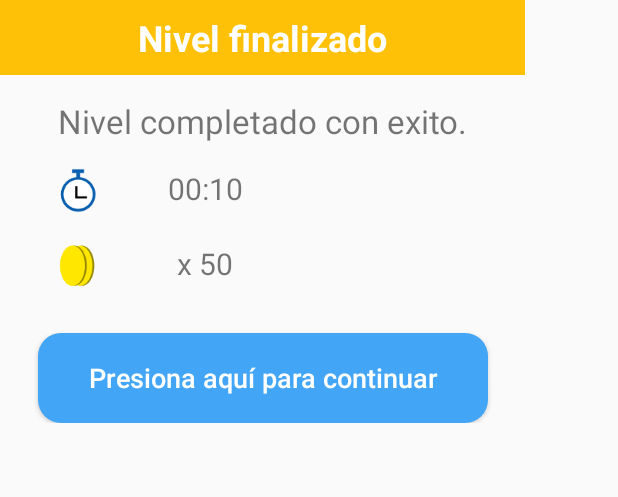
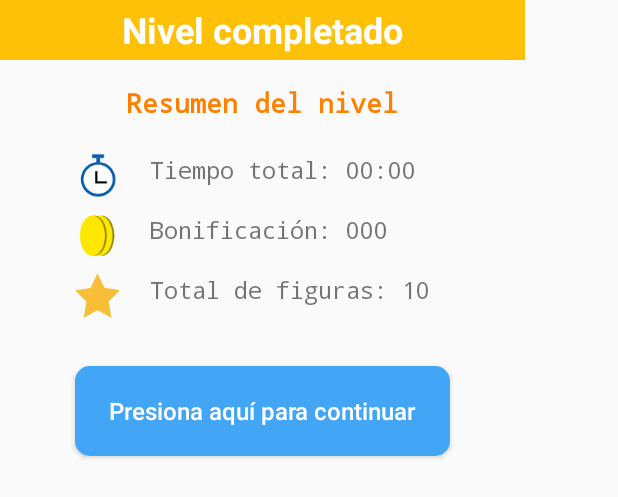
Before and after one commit to RodolfoZamora999/Figuritas, an Android app: the layout statistics_level_dialog.xml on its own in the app's theme, with its tools: preview values and no code run, on a phone screen of 412 x 824 dp. Shown: the top 497 px of the screen. Run offline under Robolectric (Android 15) with nearby library versions, the phone set to English and light mode, and no system bars.

Commit message:
Más avances  *Se ha mejorado un poco la interfaz gráfia  *Se agrego el cambio de nivel cuando finaliza el anterior  *Otros agregados...o

```diff
--- a/app/src/main/res/drawable/background_button_cancel.xml
+++ b/app/src/main/res/drawable/background_button_cancel.xml
@@ -2,7 +2,7 @@
 <selector xmlns:android="http://schemas.android.com/apk/res/android">
 <item>
     <shape>
-        <solid android:color="#EC407A"/>
+        <solid android:color="#EF5350"/>
         <corners android:radius="40dp"/>
     </shape>
 </item>
--- a/app/src/main/res/drawable/ic_background.xml
+++ b/app/src/main/res/drawable/ic_background.xml
@@ -6,7 +6,7 @@
   <path
       android:pathData="M0,0h1920v1080h-1920z"
       android:strokeWidth="2.50023007"
-      android:fillColor="#ffffff"/>
+      android:fillColor="#FFFFFF"/>
   <path
       android:pathData="M302.5,0V1080"
       android:strokeLineJoin="miter"
--- a/app/src/main/res/layout/activity_level.xml
+++ b/app/src/main/res/layout/activity_level.xml
@@ -7,12 +7,12 @@
     tools:context=".iu.levels.LevelActivity">
 
     <fragment
-        android:id="@+id/fragment3"
+        android:id="@+id/fragmentHostLevels"
         android:name="androidx.navigation.fragment.NavHostFragment"
         android:layout_width="match_parent"
         android:layout_height="match_parent"
         app:defaultNavHost="true"
-        app:navGraph="@navigation/level_1_nav"
+        app:navGraph="@navigation/levels_nav"
         tools:layout_editor_absoluteX="217dp"
         tools:layout_editor_absoluteY="179dp" />
 </androidx.constraintlayout.widget.ConstraintLayout>
--- a/app/src/main/res/layout/statistics_level_dialog.xml
+++ b/app/src/main/res/layout/statistics_level_dialog.xml
@@ -6,12 +6,12 @@
     android:layout_height="wrap_content">
 
     <TextView
-        android:id="@+id/textView4"
+        android:id="@+id/txtTitleDialog"
         android:layout_width="350dp"
-        android:layout_height="50dp"
+        android:layout_height="40dp"
         android:background="@color/AMBER"
         android:gravity="center"
-        android:text="Nivel finalizado"
+        android:text="@string/nivel_completado"
         android:textAlignment="center"
         android:textColor="@color/white"
         android:textSize="24sp"
@@ -25,30 +25,31 @@
         android:layout_width="30dp"
         android:layout_height="30dp"
         android:layout_marginTop="16dp"
-        app:layout_constraintEnd_toEndOf="@+id/textView4"
-        app:layout_constraintHorizontal_bias="0.115"
-        app:layout_constraintStart_toStartOf="@+id/textView4"
+        app:layout_constraintEnd_toEndOf="@+id/txtTitleDialog"
+        app:layout_constraintHorizontal_bias="0.156"
+        app:layout_constraintStart_toStartOf="@+id/txtTitleDialog"
         app:layout_constraintTop_toBottomOf="@+id/textView7"
         app:srcCompat="@drawable/ic_timer" />
 
     <TextView
-        android:id="@+id/textView5"
-        android:layout_width="100dp"
+        android:id="@+id/txtTimerDialog"
+        android:layout_width="200dp"
         android:layout_height="30dp"
         android:layout_marginStart="20dp"
-        android:text="00:10"
-        android:textAlignment="center"
-        android:textSize="20sp"
+        android:textSize="16sp"
+        android:textAlignment="viewStart"
+        android:fontFamily="monospace"
         app:layout_constraintBottom_toBottomOf="@+id/imageView2"
         app:layout_constraintStart_toEndOf="@+id/imageView2"
         app:layout_constraintTop_toTopOf="@+id/imageView2"
-        app:layout_constraintVertical_bias="0.516" />
+        app:layout_constraintVertical_bias="0.516"
+        tools:text="Tiempo total: 00:00"/>
 
     <ImageView
         android:id="@+id/imageView3"
         android:layout_width="30dp"
         android:layout_height="30dp"
-        android:layout_marginTop="20dp"
+        android:layout_marginTop="10dp"
         app:layout_constraintEnd_toEndOf="@+id/imageView2"
         app:layout_constraintHorizontal_bias="0.0"
         app:layout_constraintStart_toStartOf="@+id/imageView2"
@@ -56,44 +57,74 @@
         app:srcCompat="@drawable/ic_monedas" />
 
     <TextView
-        android:id="@+id/textView6"
-        android:layout_width="100dp"
+        android:id="@+id/txtBonusDialog"
+        android:layout_width="200dp"
         android:layout_height="30dp"
         android:layout_marginStart="20dp"
-        android:text="x 50"
-        android:textAlignment="center"
-        android:textSize="20sp"
+        android:textSize="16sp"
+        android:fontFamily="monospace"
+        android:textAlignment="viewStart"
         app:layout_constraintBottom_toBottomOf="@+id/imageView3"
         app:layout_constraintStart_toEndOf="@+id/imageView3"
         app:layout_constraintTop_toTopOf="@+id/imageView3"
-        app:layout_constraintVertical_bias="0.516" />
+        app:layout_constraintVertical_bias="0.516"
+        tools:text="Bonificación: 000"/>
 
     <Button
-        android:id="@+id/button"
-        android:layout_width="300dp"
+        android:id="@+id/btnNextLevelDialog"
+        android:layout_width="250dp"
         android:layout_height="60dp"
-        android:layout_marginTop="172dp"
-        android:background="@drawable/button_background_circle"
+        android:layout_marginTop="204dp"
+        android:layout_marginBottom="25dp"
         android:backgroundTint="#42A5F5"
+        android:background="@drawable/background_button"
         android:text="Presiona aquí para continuar"
         android:textAllCaps="false"
         android:textColor="@color/white"
-        android:textSize="18sp"
-        app:layout_constraintEnd_toEndOf="@+id/textView4"
-        app:layout_constraintStart_toStartOf="@+id/textView4"
-        app:layout_constraintTop_toBottomOf="@+id/textView4" />
+        android:textSize="16sp"
+        app:layout_constraintBottom_toBottomOf="parent"
+        app:layout_constraintEnd_toEndOf="@+id/txtTitleDialog"
+        app:layout_constraintStart_toStartOf="@+id/txtTitleDialog"
+        app:layout_constraintTop_toBottomOf="@+id/txtTitleDialog" />
 
     <TextView
         android:id="@+id/textView7"
         android:layout_width="350dp"
         android:layout_height="30dp"
         android:layout_marginTop="16dp"
-        android:text="Nivel completado con exito."
+        android:text="@string/resumen_nivel"
+        android:fontFamily="monospace"
+        android:textStyle="bold"
         android:textAlignment="center"
-        android:textSize="22sp"
-        app:layout_constraintEnd_toEndOf="@+id/textView4"
+        android:textSize="18sp"
+        android:textColor="@color/ORANGE"
+        app:layout_constraintEnd_toEndOf="@+id/txtTitleDialog"
         app:layout_constraintHorizontal_bias="0.0"
-        app:layout_constraintStart_toStartOf="@+id/textView4"
-        app:layout_constraintTop_toBottomOf="@+id/textView4" />
+        app:layout_constraintStart_toStartOf="@+id/txtTitleDialog"
+        app:layout_constraintTop_toBottomOf="@+id/txtTitleDialog" />
+
+    <ImageView
+        android:id="@+id/imageView4"
+        android:layout_width="30dp"
+        android:layout_height="30dp"
+        android:layout_marginTop="10dp"
+        app:layout_constraintEnd_toEndOf="@+id/imageView3"
+        app:layout_constraintStart_toStartOf="@+id/imageView3"
+        app:layout_constraintTop_toBottomOf="@+id/imageView3"
+        app:srcCompat="@drawable/ic_star" />
+
+    <TextView
+        android:id="@+id/txtShapesCountDialog"
+        android:layout_width="200dp"
+        android:layout_height="30dp"
+        android:layout_marginStart="20dp"
+        android:textSize="16sp"
+        android:fontFamily="monospace"
+        android:textAlignment="viewStart"
+        app:layout_constraintBottom_toBottomOf="@+id/imageView4"
+        app:layout_constraintStart_toEndOf="@+id/imageView4"
+        app:layout_constraintTop_toTopOf="@+id/imageView4"
+        app:layout_constraintVertical_bias="0.0"
+        tools:text="Total de figuras: 10"/>
 
 </androidx.constraintlayout.widget.ConstraintLayout>
--- a/app/src/main/res/values/strings.xml
+++ b/app/src/main/res/values/strings.xml
@@ -27,7 +27,7 @@
 
     <!--Level Activity-->
     <string name="bonus_default">x0</string>
-    <string name="time_default">3:00</string>
+    <string name="time_default">00:00</string>
 
     <!--Init Config-->
     <string name="seleccionar_color">Selecciona un color</string>
@@ -58,5 +58,12 @@
     <string name="confirmacion_salir">¿Seguro que quiere salir?</string>
     <string name="cancelar">Cancelar</string>
     <string name="message_exit_config">"Todos los cambios hechos sin guardar serán ignorados al salir "</string>
+    <string name="nivel_completado">Nivel completado</string>
+    <string name="tiempo_total">Tiempo total</string>
+    <string name="bonus_obtenido">Bonificación</string>
+    <string name="total_figuras">Total de figuras</string>
+    <string name="resumen_nivel">Resumen del nivel</string>
+    <!-- TODO: Remove or change this placeholder text -->
+    <string name="hello_blank_fragment">Hello blank fragment</string>
 
 </resources>
```
Also changed, not shown: app/src/main/java/com/autism/figuritas/iu/components/StatisticsLevelDialog.java (+31 -6 lines), app/src/main/java/com/autism/figuritas/iu/levels/AbstractLevel.java (+28 -9 lines), app/src/main/java/com/autism/figuritas/iu/levels/level_1/Level_1.java (+6 -4 lines), app/src/main/java/com/autism/figuritas/iu/levels/level_2/Level_2.java (added, +24 -0 lines), app/src/main/res/drawable/background_table.xml (added, +65 -0 lines), app/src/main/res/layout/activity_level_interface.xml (+12 -10 lines), app/src/main/res/layout/fragment_delete.xml (added, +14 -0 lines), app/src/main/res/navigation/level_1_nav.xml (deleted, +0 -13 lines), app/src/main/res/navigation/levels_nav.xml (added, +25 -0 lines).
